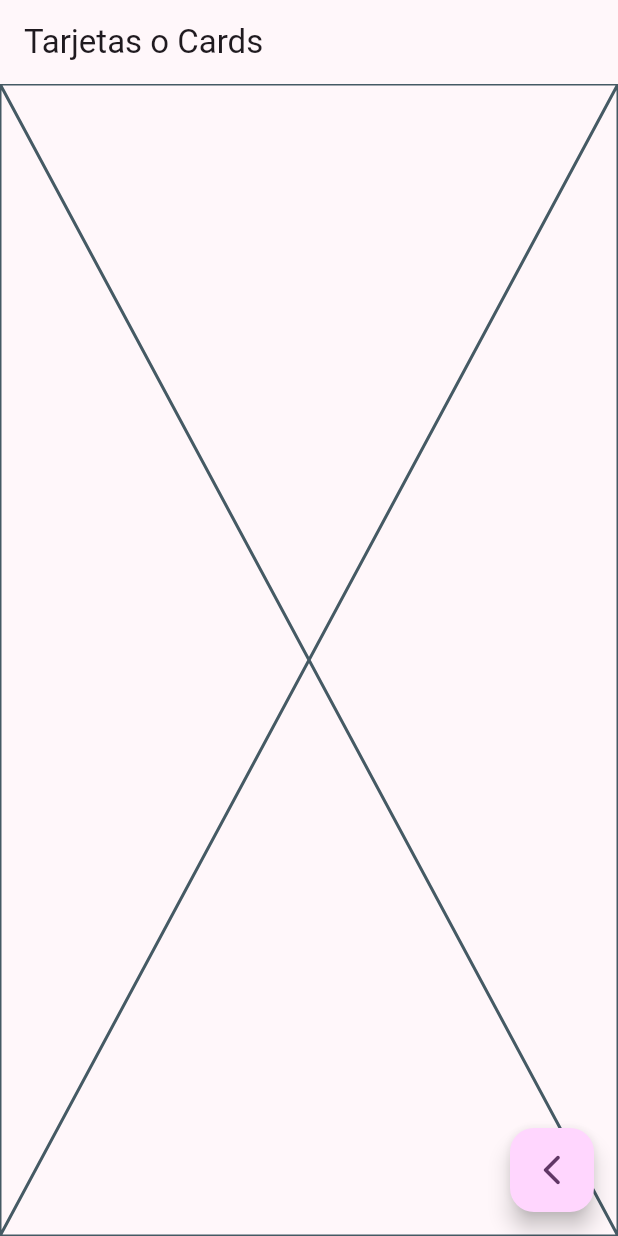
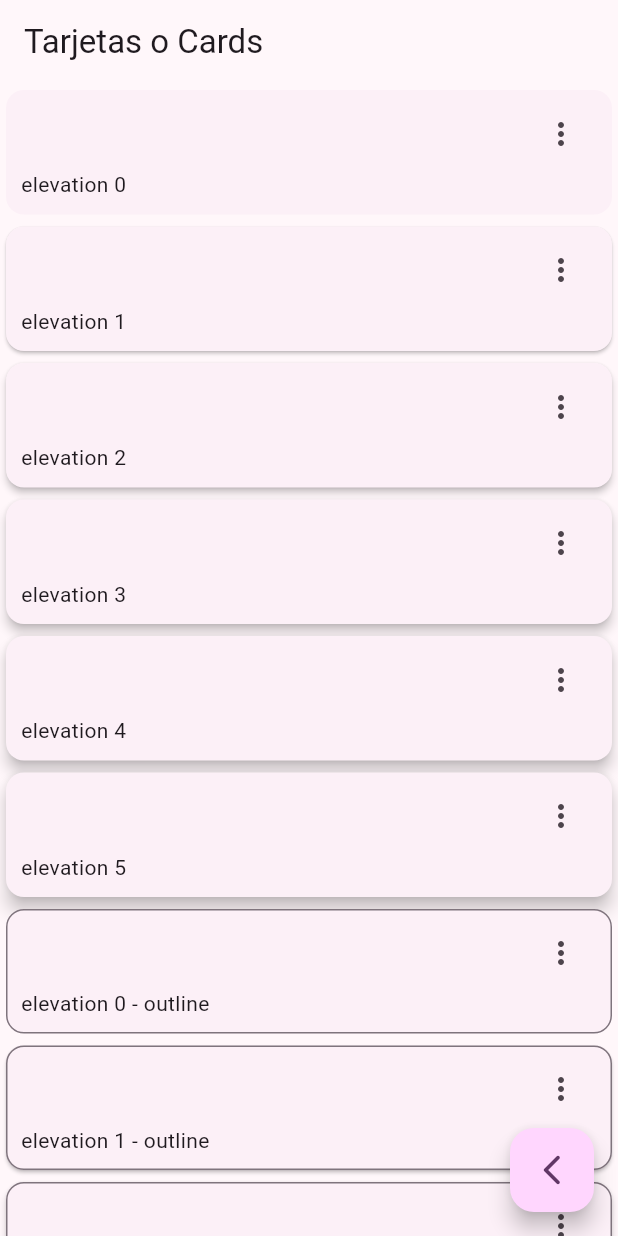
Before and after one commit to coco1690/widgets_app, a Flutter app: the CardScreen screen opened by its route, on a phone screen of 412 x 824 dp. Run offline on Flutter 3.47's test engine with Material 2 defaults, Android fonts, the phone set to English and light mode, and no system bars; our stand-ins replace go_router.

Commit message:
se impl el widget Cardtype 1 y 2 en cards_screen

```diff
--- a/lib/presentation/screens/cards/cards_screen.dart
+++ b/lib/presentation/screens/cards/cards_screen.dart
@@ -1,8 +1,20 @@
 import 'package:flutter/material.dart';
 import 'package:go_router/go_router.dart';
 
+const cardList = <Map<String, dynamic>> [
+  { 'elevation': 0.0, 'label': 'elevation 0' },
+  { 'elevation': 1.0, 'label': 'elevation 1' },
+  { 'elevation': 2.0, 'label': 'elevation 2' },
+  { 'elevation': 3.0, 'label': 'elevation 3' },
+  { 'elevation': 4.0, 'label': 'elevation 4' },
+  { 'elevation': 5.0, 'label': 'elevation 5' },
+  ];
+
 class CardScreen extends StatelessWidget {
+
+
   const CardScreen({super.key});
+
 
   @override
   Widget build(BuildContext context) {
@@ -10,7 +22,7 @@ class CardScreen extends StatelessWidget {
 
       appBar: AppBar( title: const Text('Tarjetas o Cards'),),
 
-      body: const Placeholder(),
+      body:  _CustomCardsViews(),
 
        floatingActionButton: FloatingActionButton(
         child: const Icon(Icons.arrow_back_ios_new_rounded),
@@ -21,3 +33,110 @@ class CardScreen extends StatelessWidget {
     );
   }
 }
+
+class _CustomCardsViews extends StatelessWidget {
+
+
+  @override
+  Widget build(BuildContext context) {
+
+    return  SingleChildScrollView(
+      child: Column(
+        children: [
+          ...cardList.map((card) =>
+            _CardType1(label: card['label'] , elevation: card['elevation'])),
+
+          ...cardList.map((card) =>
+            _CardType2(label: card['label'] , elevation: card['elevation'])),
+        ]
+      ),
+    );
+  }
+}
+
+class _CardType1 extends StatelessWidget {
+
+  final String label;
+  final double elevation;
+
+  const _CardType1({
+    required this.label,
+    required this.elevation
+    });
+
+  @override
+  Widget build(BuildContext context) {
+    return Card(
+      elevation: elevation,
+      child: Padding(
+        padding: const EdgeInsets.fromLTRB(10, 5, 10, 10),
+        child: Column(
+          children: [
+            Align(
+              alignment: Alignment.topRight,
+              child: IconButton(
+                icon: const Icon(Icons.more_vert_outlined),
+                onPressed:(){},
+               )
+            ),
+
+            Align(
+              alignment: Alignment.topLeft,
+              child: Text(label)
+            )
+
+          ],
+        ),
+      ),
+    );
+  }
+}
+
+
+class _CardType2 extends StatelessWidget {
+
+  final String label;
+  final double elevation;
+
+  const _CardType2({
+    required this.label,
+    required this.elevation
+    });
+
+
+  @override
+  Widget build(BuildContext context) {
+
+    final colors = Theme.of(context).colorScheme;
+
+    return Card(
+      shape:  RoundedRectangleBorder(
+        borderRadius:const  BorderRadius.all(Radius.circular(12)),
+        side: BorderSide(
+          color: colors.outline
+        ),
+      ),
+      elevation: elevation,
+      child: Padding(
+        padding: const EdgeInsets.fromLTRB(10, 5, 10, 10),
+        child: Column(
+          children: [
+            Align(
+              alignment: Alignment.topRight,
+              child: IconButton(
+                icon: const Icon(Icons.more_vert_outlined),
+                onPressed:(){},
+               )
+            ),
+
+            Align(
+              alignment: Alignment.topLeft,
+              child: Text('$label - outline')
+            )
+
+          ],
+        ),
+      ),
+    );
+  }
+}
```
